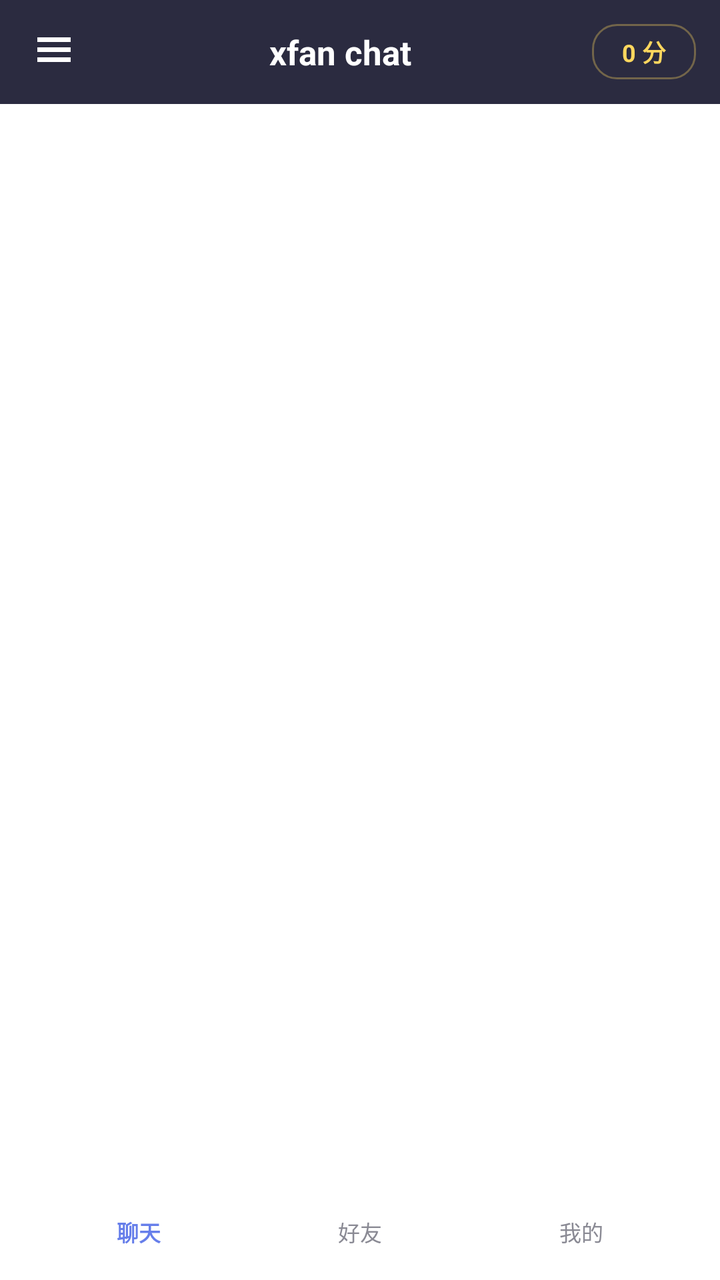
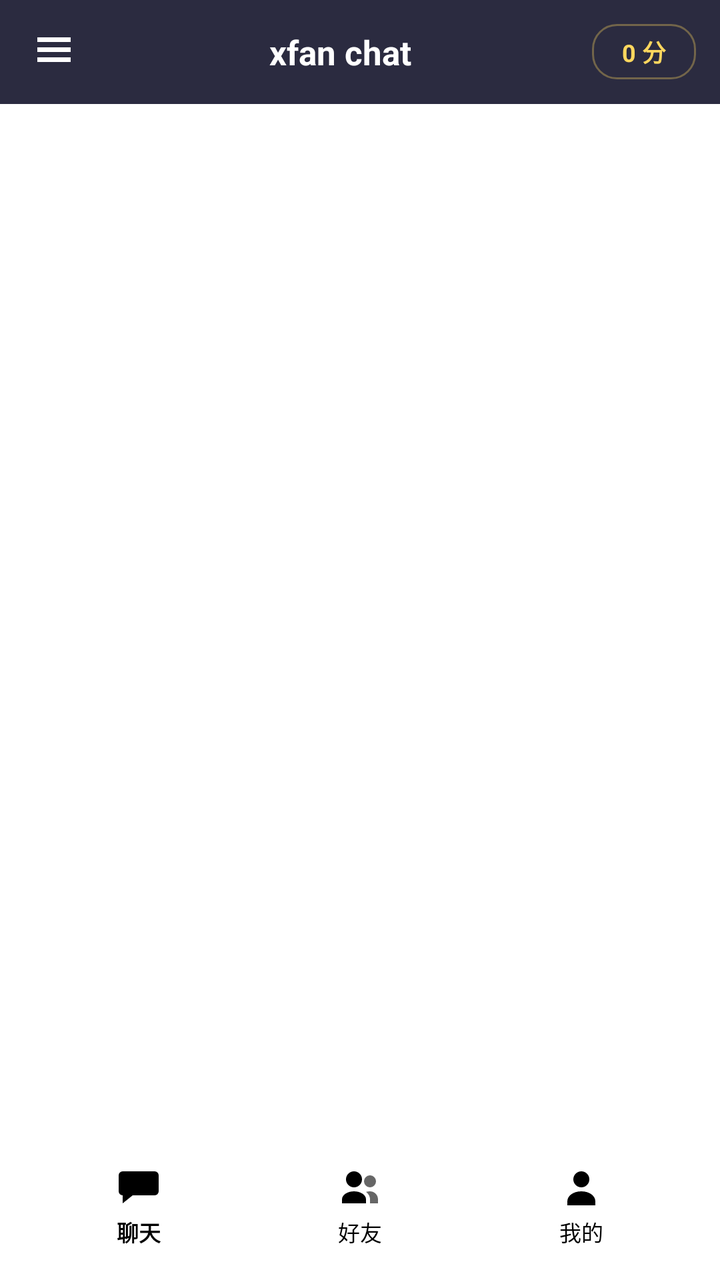

An Android layout rendered at two revisions. The XML below is the earlier revision; the diff shows what the commit changed to produce the second picture.
<!-- AndroidManifest.xml: application theme AppTheme -->
<!-- res/layout/activity_main.xml -->
<?xml version="1.0" encoding="utf-8"?>
<FrameLayout xmlns:android="http://schemas.android.com/apk/res/android"
    android:layout_width="match_parent"
    android:layout_height="match_parent"
>

    
    <LinearLayout
        android:layout_width="match_parent"
        android:layout_height="match_parent"
        android:orientation="vertical">

        <LinearLayout
            android:id="@+id/topBar"
            android:layout_width="match_parent"
            android:layout_height="52dp"
            android:background="@color/primary"
            android:gravity="center_vertical"
            android:orientation="horizontal"
            android:paddingLeft="6dp"
            android:paddingRight="12dp">

            <ImageButton
                android:id="@+id/btnDrawer"
                android:layout_width="42dp"
                android:layout_height="42dp"
                android:background="@null"
                android:contentDescription="@string/drawer_title"
                android:src="@drawable/ic_menu"
                android:tint="@color/text_light" />

            <TextView
                android:id="@+id/tvTitle"
                android:layout_width="0dp"
                android:layout_height="wrap_content"
                android:layout_weight="1"
                android:ellipsize="end"
                android:gravity="center"
                android:maxLines="1"
                android:text="@string/app_name"
                android:textColor="@color/text_light"
                android:textSize="17sp"
                android:textStyle="bold" />

            
            <TextView
                android:id="@+id/tvPoints"
                android:layout_width="wrap_content"
                android:layout_height="wrap_content"
                android:layout_marginLeft="4dp"
                android:layout_weight="0"
                android:background="@drawable/bg_top_chip"
                android:ellipsize="end"
                android:gravity="center"
                android:maxLines="1"
                android:minWidth="52dp"
                android:paddingLeft="10dp"
                android:paddingTop="5dp"
                android:paddingRight="10dp"
                android:paddingBottom="5dp"
                android:text="0 分"
                android:textColor="#FFD75E"
                android:textSize="12sp"
                android:textStyle="bold"
                android:visibility="visible" />
        </LinearLayout>

        <FrameLayout
            android:id="@+id/content"
            android:layout_width="match_parent"
            android:layout_height="0dp"
            android:layout_weight="1" />

        
        <FrameLayout
            android:id="@+id/dockWrap"
            android:layout_width="match_parent"
            android:layout_height="66dp"
            android:paddingLeft="14dp"
            android:paddingTop="6dp"
            android:paddingRight="14dp"
            android:paddingBottom="14dp">

            
            <FrameLayout
                android:id="@+id/dockGlass"
                android:layout_width="match_parent"
                android:layout_height="match_parent" />

            
            <View
                android:id="@+id/dockIndicator"
                android:layout_width="0dp"
                android:layout_height="match_parent"
                android:layout_gravity="center_vertical"
                android:background="@drawable/bg_dock_pill"
                android:visibility="invisible" />

            <LinearLayout
                android:id="@+id/bottomBar"
                android:layout_width="match_parent"
                android:layout_height="match_parent"
                android:background="@null"
                android:orientation="horizontal">

                <LinearLayout
                    android:id="@+id/tabChat"
                    android:layout_width="0dp"
                    android:layout_height="match_parent"
                    android:layout_weight="1"
                    android:gravity="center"
                    android:orientation="vertical">

                    <ImageView
                        android:id="@+id/icChat"
                        android:layout_width="24dp"
                        android:layout_height="24dp"
                        android:contentDescription="@string/tab_chat"
                        android:scaleType="fitCenter"
                        android:src="@drawable/ic_tab_chat" />

                    <TextView
                        android:id="@+id/tvChat"
                        android:layout_width="wrap_content"
                        android:layout_height="wrap_content"
                        android:layout_marginTop="2dp"
                        android:text="@string/tab_chat"
                        android:textColor="@color/accent"
                        android:textSize="11sp"
                        android:textStyle="bold" />
                </LinearLayout>

                <LinearLayout
                    android:id="@+id/tabFriends"
                    android:layout_width="0dp"
                    android:layout_height="match_parent"
                    android:layout_weight="1"
                    android:gravity="center"
                    android:orientation="vertical">

                    <ImageView
                        android:id="@+id/icFriends"
                        android:layout_width="24dp"
                        android:layout_height="24dp"
                        android:contentDescription="@string/tab_friends"
                        android:scaleType="fitCenter"
                        android:src="@drawable/ic_tab_friends" />

                    <TextView
                        android:id="@+id/tvFriends"
                        android:layout_width="wrap_content"
                        android:layout_height="wrap_content"
                        android:layout_marginTop="2dp"
                        android:text="@string/tab_friends"
                        android:textColor="@color/text_sub"
                        android:textSize="11sp" />
                </LinearLayout>

                <LinearLayout
                    android:id="@+id/tabMe"
                    android:layout_width="0dp"
                    android:layout_height="match_parent"
                    android:layout_weight="1"
                    android:gravity="center"
                    android:orientation="vertical">

                    <ImageView
                        android:id="@+id/icMe"
                        android:layout_width="24dp"
                        android:layout_height="24dp"
                        android:contentDescription="@string/tab_me"
                        android:scaleType="fitCenter"
                        android:src="@drawable/ic_tab_me" />

                    <TextView
                        android:id="@+id/tvMe"
                        android:layout_width="wrap_content"
                        android:layout_height="wrap_content"
                        android:layout_marginTop="2dp"
                        android:text="@string/tab_me"
                        android:textColor="@color/text_sub"
                        android:textSize="11sp" />
                </LinearLayout>
            </LinearLayout>
        </FrameLayout>
    </LinearLayout>

    
    <FrameLayout
        android:id="@+id/drawerRoot"
        android:layout_width="match_parent"
        android:layout_height="match_parent"
        android:visibility="gone">

        <View
            android:id="@+id/drawerMask"
            android:layout_width="match_parent"
            android:layout_height="match_parent"
            android:background="@color/mask" />

        <LinearLayout
            android:id="@+id/drawerPanel"
            android:layout_width="270dp"
            android:layout_height="match_parent"
            android:layout_gravity="start"
            android:background="@color/bg_drawer"
            android:orientation="vertical">

            <TextView
                android:layout_width="match_parent"
                android:layout_height="52dp"
                android:background="@color/primaryDark"
                android:gravity="center_vertical"
                android:paddingLeft="16dp"
                android:text="@string/drawer_title"
                android:textColor="@color/text_drawer"
                android:textSize="16sp"
                android:textStyle="bold" />

            <ScrollView
                android:layout_width="match_parent"
                android:layout_height="0dp"
                android:layout_weight="1">

                <LinearLayout
                    android:id="@+id/drawerBody"
                    android:layout_width="match_parent"
                    android:layout_height="wrap_content"
                    android:orientation="vertical"
                    android:padding="12dp" />
            </ScrollView>
        </LinearLayout>
    </FrameLayout>
</FrameLayout>
<!-- resources referenced by this layout -->
<resources>
  <color name="accent">#667EEA</color>
  <color name="bg_drawer">#232336</color>
  <color name="mask">#99000000</color>
  <color name="primary">#2B2B40</color>
  <color name="primaryDark">#1B1B28</color>
  <color name="text_drawer">#5FE3F0</color>
  <color name="text_light">#FFFFFF</color>
  <color name="text_sub">#8A8A94</color>
  <!-- drawable bg_dock_pill (drawable) -->
  <?xml version="1.0" encoding="utf-8"?>
  <layer-list xmlns:android="http://schemas.android.com/apk/res/android">
      <item>
          <shape android:shape="rectangle">
              <gradient
                  android:angle="270"
                  android:endColor="#55258CFF"
                  android:startColor="#887FBFFF"
                  android:type="linear" />
              <stroke
                  android:width="1.5dp"
                  android:color="#FF1B4DB0" />
              <corners android:radius="22dp" />
          </shape>
      </item>
      
      <item android:bottom="14dp">
          <shape android:shape="rectangle">
              <gradient
                  android:angle="270"
                  android:endColor="#00FFFFFF"
                  android:startColor="#4DFFFFFF"
                  android:type="linear" />
              <corners
                  android:topLeftRadius="22dp"
                  android:topRightRadius="22dp" />
          </shape>
      </item>
  </layer-list>
  <!-- drawable bg_top_chip (drawable) -->
  <?xml version="1.0" encoding="utf-8"?>
  <shape xmlns:android="http://schemas.android.com/apk/res/android"
      android:shape="rectangle">
      <solid android:color="#00000000" />
      <stroke android:width="1dp" android:color="#55FFD75E" />
      <corners android:radius="12dp" />
  </shape>
  <!-- drawable ic_menu: png bitmap (drawable-hdpi, 123 bytes) -->
  <!-- drawable ic_tab_chat (drawable) -->
  <?xml version="1.0" encoding="utf-8"?>
  <vector xmlns:android="http://schemas.android.com/apk/res/android"
      android:width="24dp"
      android:height="24dp"
      android:viewportWidth="24"
      android:viewportHeight="24">
      <path
          android:fillColor="#FFFFFFFF"
          android:pathData="M4,4h16a2,2 0 0,1 2,2v8a2,2 0 0,1 -2,2H9l-5,4v-4H4a2,2 0 0,1 -2,-2V6a2,2 0 0,1 2,-2z" />
  </vector>
  <!-- drawable ic_tab_friends (drawable) -->
  <?xml version="1.0" encoding="utf-8"?>
  <vector xmlns:android="http://schemas.android.com/apk/res/android"
      android:width="24dp"
      android:height="24dp"
      android:viewportWidth="24"
      android:viewportHeight="24">
      <path
          android:fillColor="#FFFFFFFF"
          android:pathData="M9,12a4,4 0 1,0 0,-8 4,4 0 0,0 0,8zM9,14c-3.3,0 -6,1.8 -6,4v2h12v-2c0,-2.2 -2.7,-4 -6,-4z" />
      <path
          android:fillColor="#B3FFFFFF"
          android:pathData="M17,12a3,3 0 1,0 0,-6 3,3 0 0,0 0,6zM17,14c-0.7,0 -1.4,0.1 -2,0.3 1.2,0.9 2,2.2 2,3.7v2h4v-2c0,-2.2 -1.8,-4 -4,-4z" />
  </vector>
  <!-- drawable ic_tab_me (drawable) -->
  <?xml version="1.0" encoding="utf-8"?>
  <vector xmlns:android="http://schemas.android.com/apk/res/android"
      android:width="24dp"
      android:height="24dp"
      android:viewportWidth="24"
      android:viewportHeight="24">
      <path
          android:fillColor="#FFFFFFFF"
          android:pathData="M12,12a4,4 0 1,0 0,-8 4,4 0 0,0 0,8zM12,14c-4,0 -7,2.2 -7,5v2h14v-2c0,-2.8 -3,-5 -7,-5z" />
  </vector>
  <string name="app_name">xfan chat</string>
  <string name="drawer_title">个性化</string>
  <string name="tab_chat">聊天</string>
  <string name="tab_friends">好友</string>
  <string name="tab_me">我的</string>
  <style name="AppTheme" parent="@android:style/Theme.Material.Light.NoActionBar">
          <item name="android:colorPrimary">@color/primary</item>
          <item name="android:colorPrimaryDark">@color/primaryDark</item>
          <item name="android:colorAccent">@color/accent</item>
          <item name="android:windowBackground">@color/bg</item>
          <item name="android:statusBarColor">@color/primaryDark</item>
          <item name="android:windowLightStatusBar">false</item>
      </style>
  <color name="bg">#FFFFFF</color>
</resources>

<!-- the commit's change to res/layout/activity_main.xml (unified diff, before → after) -->
@@ -125,7 +125,7 @@
                         android:layout_height="wrap_content"
                         android:layout_marginTop="2dp"
                         android:text="@string/tab_chat"
-                        android:textColor="@color/accent"
+                        android:textColor="#FF000000"
                         android:textSize="11sp"
                         android:textStyle="bold" />
                 </LinearLayout>
@@ -152,7 +152,7 @@
                         android:layout_height="wrap_content"
                         android:layout_marginTop="2dp"
                         android:text="@string/tab_friends"
-                        android:textColor="@color/text_sub"
+                        android:textColor="#FF000000"
                         android:textSize="11sp" />
                 </LinearLayout>
 
@@ -178,7 +178,7 @@
                         android:layout_height="wrap_content"
                         android:layout_marginTop="2dp"
                         android:text="@string/tab_me"
-                        android:textColor="@color/text_sub"
+                        android:textColor="#FF000000"
                         android:textSize="11sp" />
                 </LinearLayout>
             </LinearLayout>
<!-- resource entries referenced after the edit -->
@@ -7,7 +7,6 @@
   <color name="primaryDark">#1B1B28</color>
   <color name="text_drawer">#5FE3F0</color>
   <color name="text_light">#FFFFFF</color>
-  <color name="text_sub">#8A8A94</color>
   <!-- drawable bg_dock_pill (drawable) -->
   <?xml version="1.0" encoding="utf-8"?>
   <layer-list xmlns:android="http://schemas.android.com/apk/res/android">
@@ -50,37 +49,27 @@
   <!-- drawable ic_tab_chat (drawable) -->
   <?xml version="1.0" encoding="utf-8"?>
   <vector xmlns:android="http://schemas.android.com/apk/res/android"
-      android:width="24dp"
-      android:height="24dp"
-      android:viewportWidth="24"
-      android:viewportHeight="24">
-      <path
-          android:fillColor="#FFFFFFFF"
+      android:width="24dp" android:height="24dp"
+      android:viewportWidth="24" android:viewportHeight="24">
+      <path android:fillColor="#FF000000"
           android:pathData="M4,4h16a2,2 0 0,1 2,2v8a2,2 0 0,1 -2,2H9l-5,4v-4H4a2,2 0 0,1 -2,-2V6a2,2 0 0,1 2,-2z" />
   </vector>
   <!-- drawable ic_tab_friends (drawable) -->
   <?xml version="1.0" encoding="utf-8"?>
   <vector xmlns:android="http://schemas.android.com/apk/res/android"
-      android:width="24dp"
-      android:height="24dp"
-      android:viewportWidth="24"
-      android:viewportHeight="24">
-      <path
-          android:fillColor="#FFFFFFFF"
+      android:width="24dp" android:height="24dp"
+      android:viewportWidth="24" android:viewportHeight="24">
+      <path android:fillColor="#FF000000"
           android:pathData="M9,12a4,4 0 1,0 0,-8 4,4 0 0,0 0,8zM9,14c-3.3,0 -6,1.8 -6,4v2h12v-2c0,-2.2 -2.7,-4 -6,-4z" />
-      <path
-          android:fillColor="#B3FFFFFF"
+      <path android:fillColor="#99000000"
           android:pathData="M17,12a3,3 0 1,0 0,-6 3,3 0 0,0 0,6zM17,14c-0.7,0 -1.4,0.1 -2,0.3 1.2,0.9 2,2.2 2,3.7v2h4v-2c0,-2.2 -1.8,-4 -4,-4z" />
   </vector>
   <!-- drawable ic_tab_me (drawable) -->
   <?xml version="1.0" encoding="utf-8"?>
   <vector xmlns:android="http://schemas.android.com/apk/res/android"
-      android:width="24dp"
-      android:height="24dp"
-      android:viewportWidth="24"
-      android:viewportHeight="24">
-      <path
-          android:fillColor="#FFFFFFFF"
+      android:width="24dp" android:height="24dp"
+      android:viewportWidth="24" android:viewportHeight="24">
+      <path android:fillColor="#FF000000"
           android:pathData="M12,12a4,4 0 1,0 0,-8 4,4 0 0,0 0,8zM12,14c-4,0 -7,2.2 -7,5v2h14v-2c0,-2.8 -3,-5 -7,-5z" />
   </vector>
   <string name="app_name">xfan chat</string>
